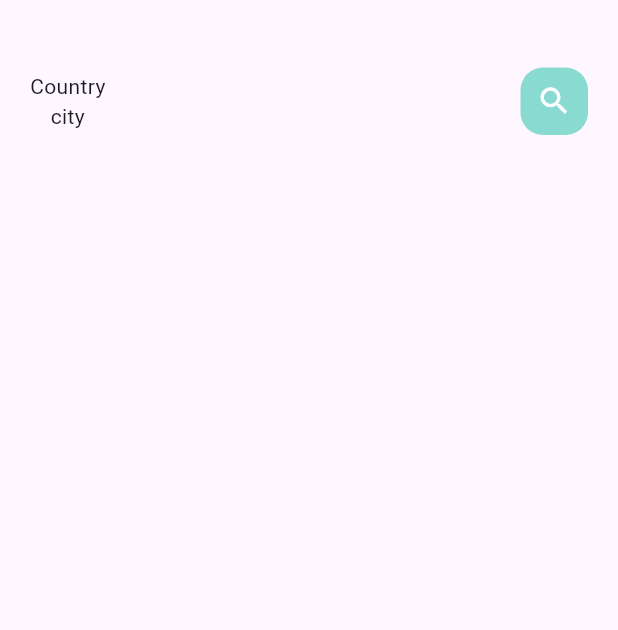
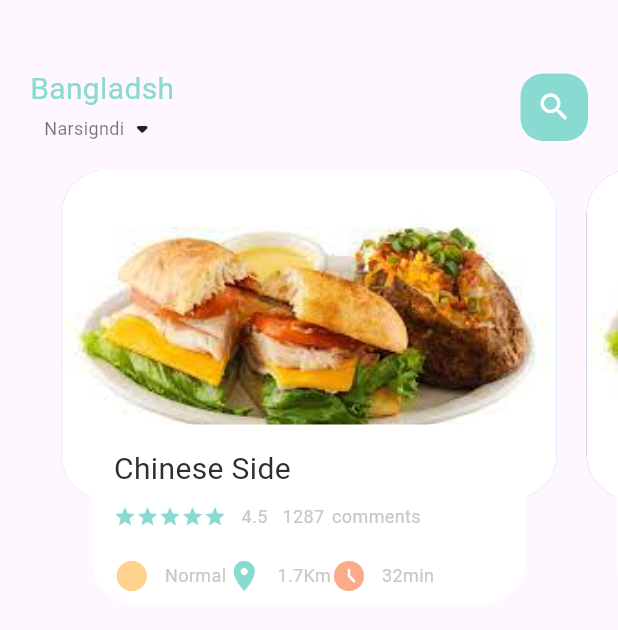
Before and after one commit to kawtharmakarem/food_delivery, a Flutter app: the screen it shows after launch, on a phone screen of 412 x 824 dp. Shown: the top 630 px of the screen. Run offline on Flutter 3.47's test engine with Material 2 defaults, Android fonts, the phone set to English and light mode, and no system bars.

Commit message:
new update

```diff
--- /dev/null
+++ b/lib/home/food_page_body.dart
@@ -0,0 +1,102 @@
+import 'package:flutter/material.dart';
+import 'package:fooddelivery/utils/colors.dart';
+import 'package:fooddelivery/widgets/big_text.dart';
+import 'package:fooddelivery/widgets/icon_and_text_widget.dart';
+import 'package:fooddelivery/widgets/small_text.dart';
+
+class FoodPageBody extends StatefulWidget {
+  const FoodPageBody({super.key});
+
+  @override
+  State<FoodPageBody> createState() => _FoodPageBodyState();
+}
+
+class _FoodPageBodyState extends State<FoodPageBody> {
+  PageController pageController = PageController(viewportFraction: 0.85);
+  var _currentPageValue=0.0;
+
+@override
+  void initState() {
+  super.initState();
+  pageController.addListener(() {
+      setState(() {
+        _currentPageValue=pageController.page!;
+      });
+    });
+  }
+
+  @override
+  Widget build(BuildContext context) {
+    return Container(
+      //color: Colors.redAccent,
+      height: 320,
+      child: PageView.builder(
+          controller: pageController,
+          itemCount: 5,
+          itemBuilder: (context, position) {
+            return _buildPageItem(position);
+          }),
+    );
+  }
+
+  Widget _buildPageItem(int index) {
+    return Stack(
+      children: [
+        Container(
+          height: 220,
+          margin: const EdgeInsets.only(left: 10, right: 10),
+          decoration: BoxDecoration(
+              borderRadius: BorderRadius.circular(30),
+              color: index.isEven ? Color(0xff69c5df) : Color(0xff9294cc),
+              image: const DecorationImage(
+                  fit: BoxFit.cover,
+                  image: AssetImage("assets/images/food01.jpg"))),
+        ),
+        Align(
+          alignment: Alignment.bottomCenter,
+          child: Container(
+            height: 120,
+            margin: const EdgeInsets.only(left: 30, right: 30, bottom: 30),
+            decoration: BoxDecoration(
+              borderRadius: BorderRadius.circular(30),
+              color: Colors.white,
+            ),
+            child: Container(
+              padding: const EdgeInsets.only(top: 15, left: 15, right: 15),
+              child: Column(
+                crossAxisAlignment: CrossAxisAlignment.start,
+                children: [
+                  BigText(text: "Chinese Side "),
+                  const SizedBox(height: 10,),
+                  Row(
+                  children: [
+                   Wrap(children: List.generate(5, (index) => const Icon(Icons.star,color: AppColors.mainColor,size: 15,)),),
+                   const SizedBox(width: 10,),
+                   SmallText(text: "4.5"),
+                   const SizedBox(width: 10,),
+                   SmallText(text: "1287"),
+                   const SizedBox(width: 5,),
+                   SmallText(text: "comments"),
+
+                  ],
+                  ),
+                  const SizedBox(height: 20,),
+                  Row(
+                    children: [
+                      IconAndTextWidget(icon: Icons.circle_sharp,
+                      text: "Normal",
+                       iconColor: AppColors.iconColor1),
+                       IconAndTextWidget(icon:Icons.location_on, text: "1.7Km", iconColor: AppColors.mainColor),
+                       IconAndTextWidget(icon: Icons.access_time_filled_rounded, text: "32min", iconColor: AppColors.iconColor2)
+                    ],
+                  )
+                ],
+              ),
+            ),
+
+          ),
+        ),
+      ],
+    );
+  }
+}
--- a/lib/home/main_food_page.dart
+++ b/lib/home/main_food_page.dart
@@ -1,5 +1,8 @@
 import 'package:flutter/material.dart';
+import 'package:fooddelivery/home/food_page_body.dart';
 import 'package:fooddelivery/utils/colors.dart';
+import 'package:fooddelivery/widgets/big_text.dart';
+import 'package:fooddelivery/widgets/small_text.dart';
 
 class MainFoodPage extends StatefulWidget {
   const MainFoodPage({super.key});
@@ -16,32 +19,42 @@ class _MainFoodPageState extends State<MainFoodPage> {
         children: [
           Container(
             child: Container(
-              margin: EdgeInsets.only(top: 45,bottom: 15),
-              padding: EdgeInsets.only(left: 20,right: 20),
+              margin: const EdgeInsets.only(top: 45,bottom: 15),
+              padding: const EdgeInsets.only(left: 20,right: 20),
               child: Row(
                 mainAxisAlignment: MainAxisAlignment.spaceBetween,
                 children: [
                   Column(
                     children: [
-                      Text('Country'),
-                      Text('city')
+                      BigText(text: "Bangladsh",color: AppColors.mainColor),
+                      Row(
+                        children: [
+                          Row(
+                            children: [
+                              SmallText(text: "Narsigndi",color: Colors.black54,),
+                              Icon(Icons.arrow_drop_down_rounded)
+                            ],
+                          ),
+                        ],
+                      )
                     ],
                   ),
                   Center(
                     child: Container(
                       width:45,
                       height: 45,
-                      child: Icon(Icons.search,color: Colors.white,),
                       decoration: BoxDecoration(
                         borderRadius: BorderRadius.circular(15),
                         color: AppColors.mainColor
                       ),
+                      child: const Icon(Icons.search,color: Colors.white,),
                     ),
                   )
                 ],
               ),
             ),
           ),
+       FoodPageBody()
         ],
       ),
     );
--- a/lib/main.dart
+++ b/lib/main.dart
@@ -33,7 +33,7 @@ class MyApp extends StatelessWidget {
         colorScheme: ColorScheme.fromSeed(seedColor: Colors.deepPurple),
         useMaterial3: true,
       ),
-      home: MainFoodPage(),
+      home: const MainFoodPage(),
     );
   }
 }
--- a/lib/utils/colors.dart
+++ b/lib/utils/colors.dart
@@ -1,14 +1,14 @@
 import 'package:flutter/material.dart';
 
 class AppColors{
-  static final Color textColor=const Color(0xffccc7c5);
-  static final Color mainColor=const Color(0xff89dad0);
-  static final Color iconColor1=const Color(0xffffd28d);
-  static final Color iconColor2=const Color(0xfffcab88);
-  static final  Color paraColor=const Color(0xff8f837f);
-  static final Color buttonBackgroudColor=const Color(0xfff7f6f4);
-  static final Color signColor=const Color(0xffa9a29f);
-  static final Color titleColor=const Color(0xff5c524f);
-  static final Color mainblackColor=const Color(0xff332d2b);
-  static final Color yellowColor=const Color(0xffffd379);
+  static const Color textColor=Color(0xffccc7c5);
+  static const Color mainColor=Color(0xff89dad0);
+  static const Color iconColor1=Color(0xffffd28d);
+  static const Color iconColor2=Color(0xfffcab88);
+  static const  Color paraColor=Color(0xff8f837f);
+  static const Color buttonBackgroudColor=Color(0xfff7f6f4);
+  static const Color signColor=Color(0xffa9a29f);
+  static const Color titleColor=Color(0xff5c524f);
+  static const Color mainblackColor=Color(0xff332d2b);
+  static const Color yellowColor=Color(0xffffd379);
 }
--- a/lib/widgets/big_text.dart
+++ b/lib/widgets/big_text.dart
@@ -1,10 +1,23 @@
 import 'package:flutter/material.dart';
 
 class BigText extends StatelessWidget {
-  const BigText({super.key});
+   Color? color;
+  final String text;
+  double size;
+  TextOverflow overflow;
+  BigText({super.key,this.color=const Color(0xff332d2b),
+ required this.text,
+ this.size=20,
+ this.overflow=TextOverflow.ellipsis
+ });
 
   @override
   Widget build(BuildContext context) {
-    return const Placeholder();
+    return Text(
+      text,
+      maxLines: 1,
+      overflow: overflow,
+      style: TextStyle(color: color,fontSize: size,fontWeight: FontWeight.w400,fontFamily: 'Roboto'),
+    );
   }
 }
--- /dev/null
+++ b/lib/widgets/icon_and_text_widget.dart
@@ -0,0 +1,31 @@
+import 'package:flutter/material.dart';
+import 'package:fooddelivery/widgets/small_text.dart';
+
+class IconAndTextWidget extends StatelessWidget {
+  final IconData icon;
+  final String text;
+  final Color iconColor;
+  const IconAndTextWidget(
+      {super.key,
+      required this.icon,
+      required this.text,
+      required this.iconColor});
+
+  @override
+  Widget build(BuildContext context) {
+    return Row(
+      children: [
+        Icon(
+          icon,
+          color: iconColor,
+        ),
+        const SizedBox(
+          width: 10,
+        ),
+        SmallText(
+          text: text,
+        )
+      ],
+    );
+  }
+}
--- /dev/null
+++ b/lib/widgets/small_text.dart
@@ -0,0 +1,21 @@
+import 'package:flutter/material.dart';
+
+class SmallText extends StatelessWidget {
+   Color? color;
+  final String text;
+  double size;
+  double height;
+  SmallText({super.key,this.color=const Color(0xffccc7c5),
+ required this.text,
+ this.size=12,
+ this.height=1.2
+ });
+
+  @override
+  Widget build(BuildContext context) {
+    return Text(
+      text,
+      style: TextStyle(color: color,fontSize: size,fontFamily: 'Roboto',height: height),
+    );
+  }
+}
```
Also changed, not shown: pubspec.yaml (+14 -8 lines), assets/fonts/Roboto-Black.ttf (added), assets/fonts/Roboto-Bold.ttf (added), assets/fonts/Roboto-Medium.ttf (added), assets/fonts/Roboto-Regular.ttf (added), assets/images/food01.jpg (added).
